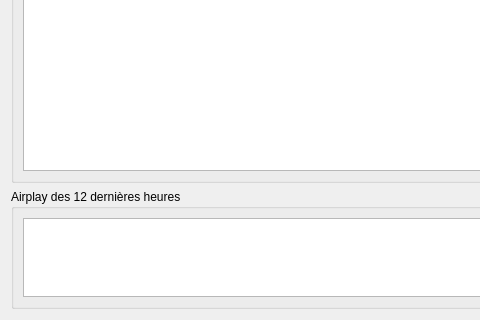
Qt form src/machincast/interface/ui/ecran_par_defaut.ui (dascritch/machincast) before a commit; both pictures show x 0 to 480 and y 440 to 760 of the 1100 by 760 pixel window.
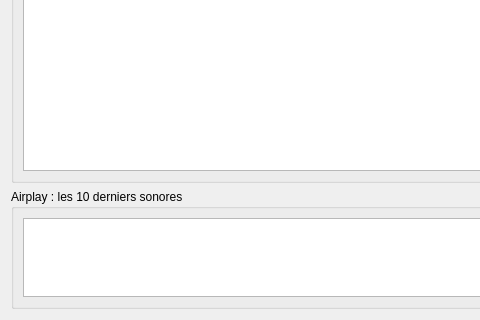
The same form after that commit.

Commit message:
feat(interface): onglet Airplay réglable et exportable, accueil limité aux 10 derniers sonores aux encarts repliables
https://github.com/dascritch/machincast/issues/244
Accueil compact et onglet Airplay réglable et exportable

Claude-Session: https://claude.ai/code/session_01KaPegkCQoT3k3oMgjXGsiv

What changed in the file:
```diff
--- a/src/machincast/interface/ui/ecran_par_defaut.ui
+++ b/src/machincast/interface/ui/ecran_par_defaut.ui
@@ -752,7 +752,7 @@
    <item>
     <widget class="QGroupBox" name="cadre_airplay">
      <property name="title">
-      <string>Airplay des 12 dernières heures</string>
+      <string>Airplay : les 10 derniers sonores</string>
      </property>
      <layout class="QVBoxLayout" name="disposition_airplay">
       <item>
```
The commit also changes 30 other files.
